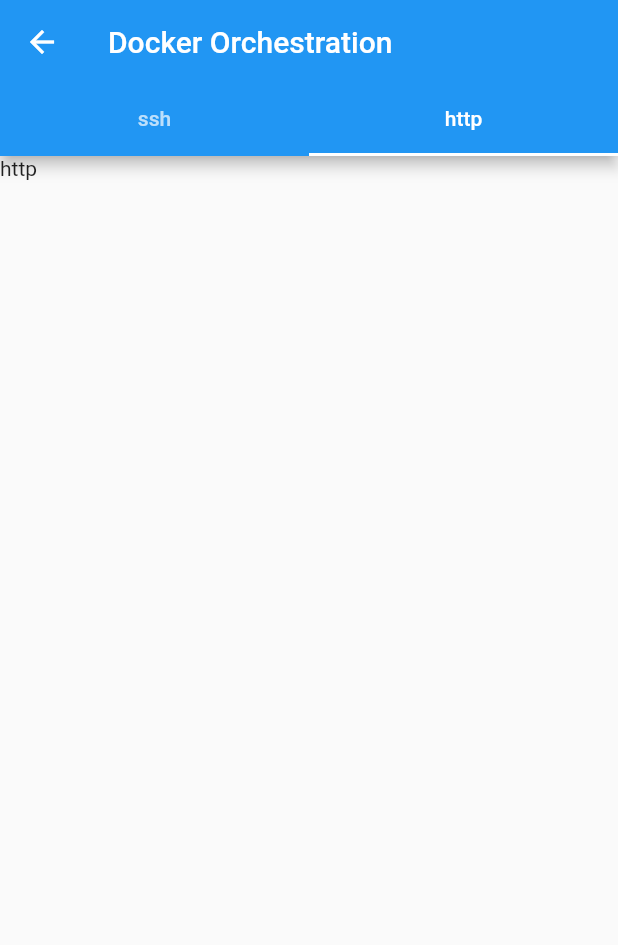
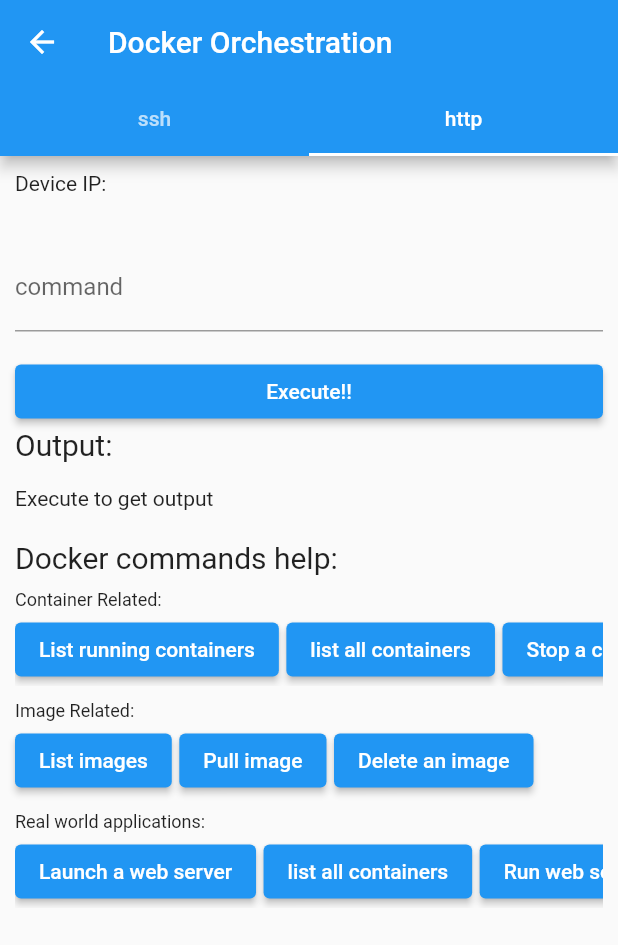
Before and after one commit to theadarshsaxena/dockerione, a Flutter app: the HttpSSHTab screen opened directly with empty values, tab 2 chosen, on a phone screen of 412 x 824 dp. Shown: the top 945 px of the screen. Run offline on Flutter 3.47's test engine with Material 2 defaults, Android fonts, the phone set to English and light mode, and no system bars; missing offline and left inert: ssh2; network calls fail.

Commit message:
added http based execution

```diff
--- /dev/null
+++ b/lib/pages/http_subpage.dart
@@ -0,0 +1,198 @@
+import 'package:flutter/material.dart';
+import 'package:http/http.dart' as http;
+
+class HTTPDetailTab extends StatefulWidget {
+  final String ipAddress;
+  const HTTPDetailTab({super.key, required this.ipAddress});
+
+  @override
+  State<HTTPDetailTab> createState() => _HTTPDetailTabState();
+}
+
+class _HTTPDetailTabState extends State<HTTPDetailTab> {
+  String _result = 'Execute to get output';
+  TextEditingController _CommandController = TextEditingController();
+  fetchHttpRequest(String cmd) async {
+    final Map<String, String> _queryParameters = <String, String>{
+      'x': cmd,
+    };
+    var host =
+        Uri.http(widget.ipAddress, '/cgi-bin/program.py', _queryParameters);
+    print(host);
+    var response = await http.get(host);
+    if (response.statusCode == 200) {
+      print(response.body);
+      setState(() {
+        _result = response.body;
+      });
+    } else {
+      _result = 'Request failed with status: ${response.statusCode}.';
+      print('Request failed with status: ${response.statusCode}.');
+    }
+  }
+
+  @override
+  Widget build(BuildContext context) {
+    return Scaffold(
+        body: Padding(
+      padding: EdgeInsets.all(10.0),
+      child: SingleChildScrollView(
+        child: Column(
+          crossAxisAlignment: CrossAxisAlignment.stretch,
+          children: [
+            Text("Device IP: " + widget.ipAddress),
+            const SizedBox(
+              height: 16,
+            ),
+            const SizedBox(height: 16.0),
+            TextField(
+              controller: _CommandController,
+              decoration: const InputDecoration(
+                labelText: 'command',
+              ),
+            ),
+            const SizedBox(height: 16.0),
+            ElevatedButton(
+              onPressed: () => fetchHttpRequest(_CommandController.text),
+              child: const Text('Execute!!'),
+            ),
+            Text(
+              "Output: ",
+              style: TextStyle(fontSize: 20),
+            ),
+            SizedBox(height: 16.0),
+            Text(_result),
+            SizedBox(height: 20),
+            Text(
+              "Docker commands help:",
+              style: TextStyle(fontSize: 20),
+            ),
+            SizedBox(height: 10.0),
+            Text(
+              "Container Related:",
+              style: TextStyle(fontSize: 12),
+            ),
+            SizedBox(height: 2.0),
+            SingleChildScrollView(
+              scrollDirection: Axis.horizontal,
+              child: Row(
+                children: [
+                  ElevatedButton(
+                    onPressed: () => _CommandController.text = "docker ps",
+                    child: const Text('List running containers'),
+                  ),
+                  SizedBox(
+                    width: 5,
+                  ),
+                  ElevatedButton(
+                    onPressed: () => _CommandController.text = "docker ps -a",
+                    child: const Text('list all containers'),
+                  ),
+                  SizedBox(
+                    width: 5,
+                  ),
+                  ElevatedButton(
+                    onPressed: () =>
+                        _CommandController.text = "docker stop <container id>",
+                    child: const Text('Stop a container'),
+                  ),
+                  SizedBox(
+                    width: 5,
+                  ),
+                  ElevatedButton(
+                    onPressed: () =>
+                        _CommandController.text = "docker start <container id>",
+                    child: const Text('Start a container'),
+                  ),
+                  SizedBox(
+                    width: 5,
+                  ),
+                  ElevatedButton(
+                    onPressed: () =>
+                        _CommandController.text = "docker rm <container id>",
+                    child: const Text('Delete a container'),
+                  ),
+                  SizedBox(
+                    width: 5,
+                  ),
+                  ElevatedButton(
+                    onPressed: () =>
+                        _CommandController.text = "docker logs <container id>",
+                    child: const Text('Logs of container'),
+                  ),
+                ],
+              ),
+            ),
+            SizedBox(height: 10.0),
+            Text(
+              "Image Related:",
+              style: TextStyle(fontSize: 12),
+            ),
+            SizedBox(height: 2.0),
+            SingleChildScrollView(
+              scrollDirection: Axis.horizontal,
+              child: Row(
+                children: [
+                  ElevatedButton(
+                    onPressed: () =>
+                        _CommandController.text = "docker list images",
+                    child: const Text('List images'),
+                  ),
+                  SizedBox(
+                    width: 5,
+                  ),
+                  ElevatedButton(
+                    onPressed: () =>
+                        _CommandController.text = "docker pull <image name>",
+                    child: const Text('Pull image'),
+                  ),
+                  SizedBox(
+                    width: 5,
+                  ),
+                  ElevatedButton(
+                    onPressed: () =>
+                        _CommandController.text = "docker rmi <image name>",
+                    child: const Text('Delete an image'),
+                  ),
+                ],
+              ),
+            ),
+            SizedBox(height: 10.0),
+            Text(
+              "Real world applications:",
+              style: TextStyle(fontSize: 12),
+            ),
+            SizedBox(height: 2.0),
+            SingleChildScrollView(
+              scrollDirection: Axis.horizontal,
+              child: Row(
+                children: [
+                  ElevatedButton(
+                    onPressed: () => _CommandController.text =
+                        "docker run -d --name my-apache-app -p 80:8080 httpd:latest",
+                    child: const Text('Launch a web server'),
+                  ),
+                  SizedBox(
+                    width: 5,
+                  ),
+                  ElevatedButton(
+                    onPressed: () => _CommandController.text = "docker ps -a",
+                    child: const Text('list all containers'),
+                  ),
+                  SizedBox(
+                    width: 5,
+                  ),
+                  ElevatedButton(
+                    onPressed: () => _CommandController.text =
+                        "docker run -d --name my-apache-app -p 80:8080 httpd:latest",
+                    child: const Text('Run web server'),
+                  ),
+                ],
+              ),
+            ),
+          ],
+        ),
+      ),
+    ));
+  }
+}
--- a/lib/pages/ssh_subpage.dart
+++ b/lib/pages/ssh_subpage.dart
@@ -111,6 +111,8 @@
     return Scaffold(
         body: Padding(
       padding: EdgeInsets.all(10.0),
+      child: SingleChildScrollView(
+        physics: AlwaysScrollableScrollPhysics(),
         child: Column(
           crossAxisAlignment: CrossAxisAlignment.stretch,
           children: [
@@ -176,6 +178,7 @@
             ),
             Text(_result),
           ],
+        ),
       ),
     )
         //     body: ListView(
--- a/lib/pages/sshandhttptab.dart
+++ b/lib/pages/sshandhttptab.dart
@@ -1,5 +1,6 @@
 import 'package:dockerione/pages/ssh_subpage.dart';
 import 'package:flutter/material.dart';
+import 'http_subpage.dart';
 
 class HttpSSHTab extends StatelessWidget {
   final String ipAddress;
@@ -22,7 +23,7 @@
           body: TabBarView(children: [
             // call device details page
             DeviceDetailPage(ipAddress: ipAddress),
-            const Text("http"),
+            HTTPDetailTab(ipAddress: ipAddress),
           ]),
         ));
   }
--- a/pubspec.yaml
+++ b/pubspec.yaml
@@ -32,6 +32,7 @@
     sdk: flutter
   provider: ^6.0.1
   ssh2: ^2.2.3
+  http: ^1.0.0
 
 
   # The following adds the Cupertino Icons font to your application.
```
Also changed, not shown: pubspec.lock. Lines whose indentation alone changed are shown as unchanged.
